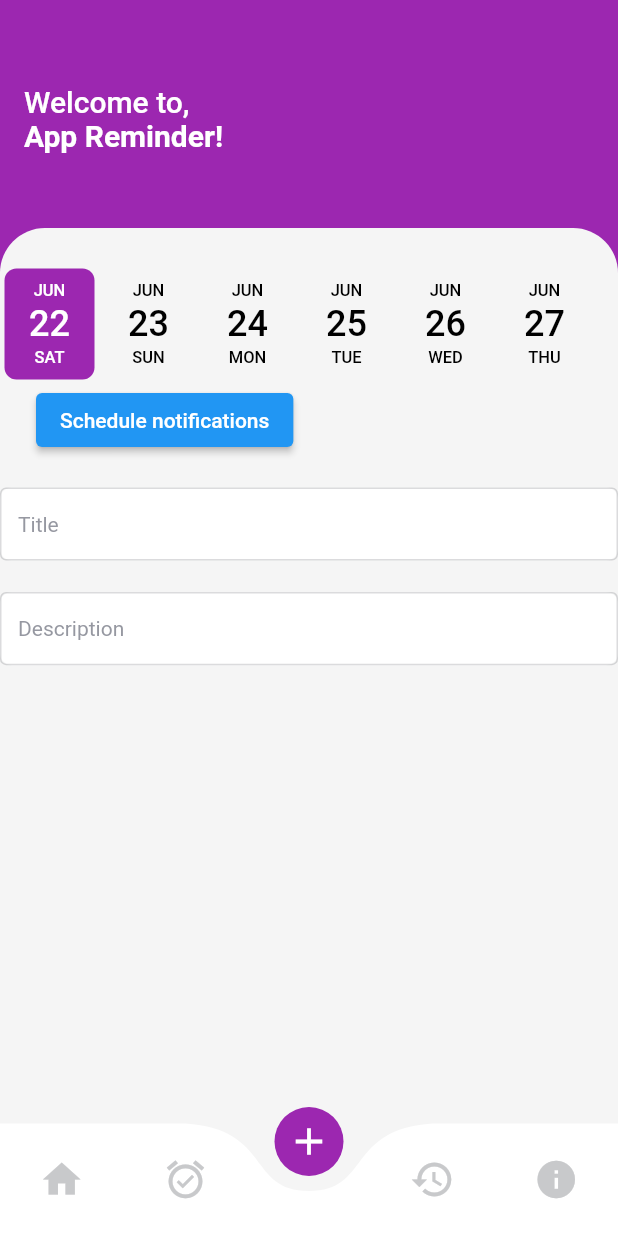
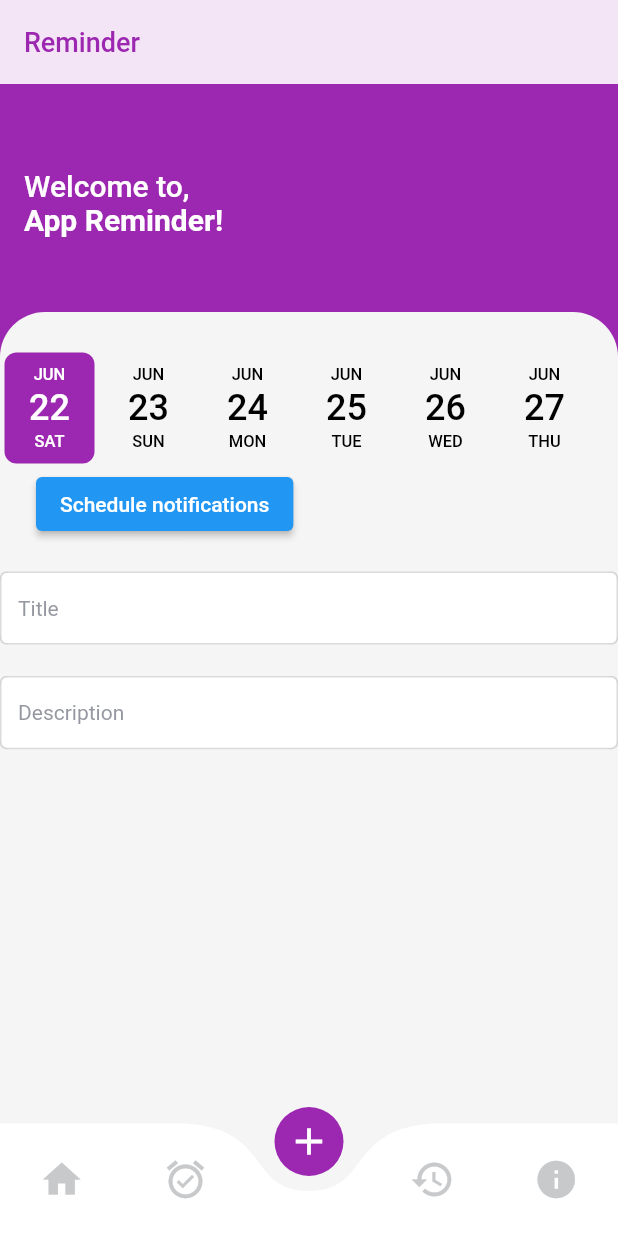
Before and after one commit to ropiudindev/reminder_app, a Flutter app: the screen it shows after launch, item 3 of the bottom bar chosen, on a phone screen of 412 x 824 dp. Run offline on Flutter 3.47's test engine with Material 2 defaults, Android fonts, the phone set to English and light mode, and no system bars; drawn by our look-alikes of curved_navigation_bar, date_picker_timeline; our stand-ins replace bloc, equatable, flutter_bloc, flutter_local_notifications, flutter_screenutil, hive and 2 more; accounts and stored records are empty.

Commit message:
chore : add appbar

```diff
--- a/lib/presentation/home_screen.dart
+++ b/lib/presentation/home_screen.dart
@@ -27,6 +27,17 @@ class _HomeScreenState extends State<HomeScreen> {
   @override
   Widget build(BuildContext context) {
     return Scaffold(
+      appBar: AppBar(
+        backgroundColor: Colors.purple[50],
+        title: const Text(
+          "Reminder",
+          style: TextStyle(
+            color: Colors.purple,
+            fontSize: 18,
+          ),
+        ),
+        elevation: 0.0,
+      ),
       bottomNavigationBar: CurvedNavigationBar(
         backgroundColor: Colors.grey[100]!,
         buttonBackgroundColor: Colors.purple,
@@ -123,7 +134,7 @@ class _HomeScreenState extends State<HomeScreen> {
                   builder: (context, state) {
                     List<ReminderModelHive?> r = [];
                     if(state is ReminderInitial){
-                       BlocProvider.of<ReminderBloc>(context).add(GetReminders());
+                       BlocProvider.of<ReminderBloc>(context).add(const GetReminders());
                     }
                     if (state is ReminderLoadedState) {
                       r = state.reminders;
@@ -180,7 +191,7 @@ class Home extends StatelessWidget {
           child: Column(
             children: [
               ...List.generate(reminders.length, (index) =>ReminderCard(
-                  order: ReminderModelHive(
+                  reminder: ReminderModelHive(
                       reminders[index]!.id,
                       reminders[index]!.date,
                       reminders[index]!.title,
```
